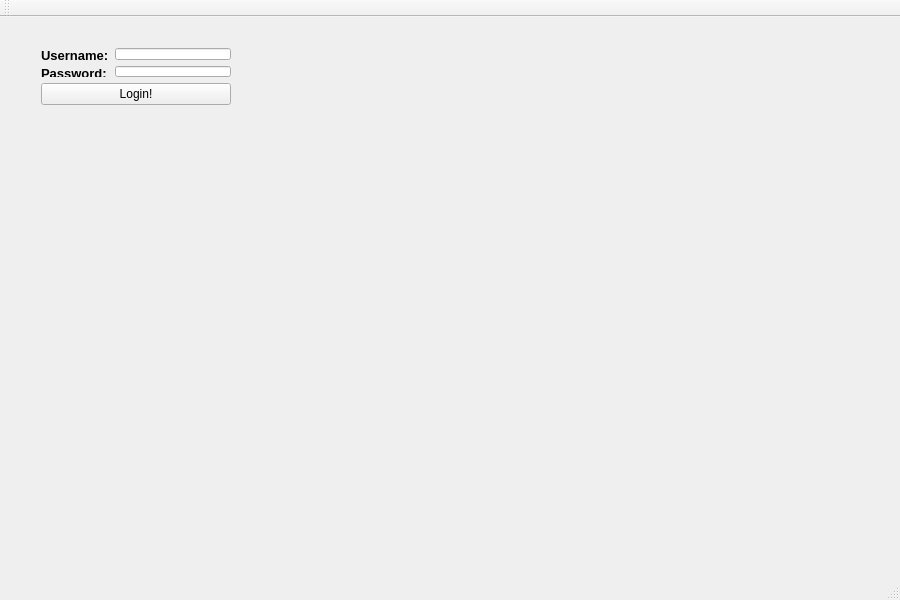
First picture: the form in Project/AppleProject/mainwindow.ui, repository JRWu/DataAggregation, before the edit.
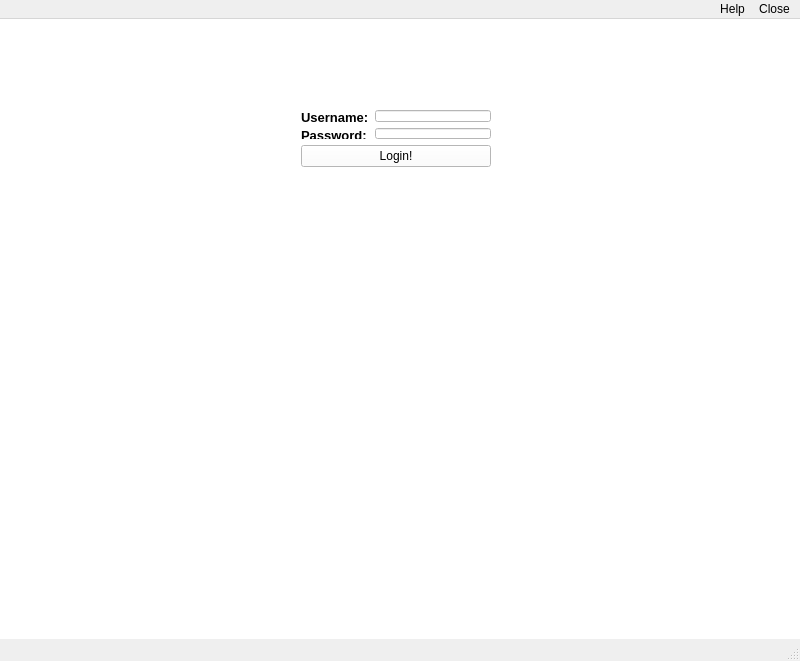
Second picture: the form after the edit.

Commit message: VLS - fixed up the UI so it is more consistant, added some color

What changed in the file:
```diff
--- a/Project/AppleProject/mainwindow.ui
+++ b/Project/AppleProject/mainwindow.ui
@@ -2,29 +2,448 @@
 <ui version="4.0">
  <class>MainWindow</class>
  <widget class="QMainWindow" name="MainWindow">
-  <property name="geometry">
-   <rect>
-    <x>0</x>
-    <y>0</y>
-    <width>900</width>
-    <height>600</height>
-   </rect>
-  </property>
   <property name="minimumSize">
    <size>
-    <width>900</width>
-    <height>600</height>
+    <width>800</width>
+    <height>620</height>
    </size>
   </property>
   <property name="windowTitle">
-   <string>MainWindow</string>
+   <string>ApplePicker v0.1</string>
+  </property>
+  <property name="layoutDirection">
+   <enum>Qt::LeftToRight</enum>
   </property>
   <widget class="QWidget" name="centralWidget">
-   <widget class="QWidget" name="">
+   <property name="minimumSize">
+    <size>
+     <width>800</width>
+     <height>620</height>
+    </size>
+   </property>
+   <property name="palette">
+    <palette>
+     <active>
+      <colorrole role="WindowText">
+       <brush brushstyle="SolidPattern">
+        <color alpha="255">
+         <red>0</red>
+         <green>0</green>
+         <blue>0</blue>
+        </color>
+       </brush>
+      </colorrole>
+      <colorrole role="Button">
+       <brush brushstyle="SolidPattern">
+        <color alpha="255">
+         <red>255</red>
+         <green>255</green>
+         <blue>255</blue>
+        </color>
+       </brush>
+      </colorrole>
+      <colorrole role="Light">
+       <brush brushstyle="SolidPattern">
+        <color alpha="255">
+         <red>255</red>
+         <green>255</green>
+         <blue>255</blue>
+        </color>
+       </brush>
+      </colorrole>
+      <colorrole role="Midlight">
+       <brush brushstyle="SolidPattern">
+        <color alpha="255">
+         <red>255</red>
+         <green>255</green>
+         <blue>255</blue>
+        </color>
+       </brush>
+      </colorrole>
+      <colorrole role="Dark">
+       <brush brushstyle="SolidPattern">
+        <color alpha="255">
+         <red>127</red>
+         <green>127</green>
+         <blue>127</blue>
+        </color>
+       </brush>
+      </colorrole>
+      <colorrole role="Mid">
+       <brush brushstyle="SolidPattern">
+        <color alpha="255">
+         <red>170</red>
+         <green>170</green>
+         <blue>170</blue>
+        </color>
+       </brush>
+      </colorrole>
+      <colorrole role="Text">
+       <brush brushstyle="SolidPattern">
+        <color alpha="255">
+         <red>0</red>
+         <green>0</green>
+         <blue>0</blue>
+        </color>
+       </brush>
+      </colorrole>
+      <colorrole role="BrightText">
+       <brush brushstyle="SolidPattern">
+        <color alpha="255">
+         <red>255</red>
+         <green>255</green>
+         <blue>255</blue>
+        </color>
+       </brush>
+      </colorrole>
+      <colorrole role="ButtonText">
+       <brush brushstyle="SolidPattern">
+        <color alpha="255">
+         <red>0</red>
+         <green>0</green>
+         <blue>0</blue>
+        </color>
+       </brush>
+      </colorrole>
+      <colorrole role="Base">
+       <brush brushstyle="SolidPattern">
+        <color alpha="255">
+         <red>255</red>
+         <green>255</green>
+         <blue>255</blue>
+        </color>
+       </brush>
+      </colorrole>
+      <colorrole role="Window">
+       <brush brushstyle="SolidPattern">
+        <color alpha="255">
+         <red>255</red>
+         <green>255</green>
+         <blue>255</blue>
+        </color>
+       </brush>
+      </colorrole>
+      <colorrole role="Shadow">
+       <brush brushstyle="SolidPattern">
+        <color alpha="255">
+         <red>0</red>
+         <green>0</green>
+         <blue>0</blue>
+        </color>
+       </brush>
+      </colorrole>
+      <colorrole role="AlternateBase">
+       <brush brushstyle="SolidPattern">
+        <color alpha="255">
+         <red>255</red>
+         <green>255</green>
+         <blue>255</blue>
+        </color>
+       </brush>
+      </colorrole>
+      <colorrole role="ToolTipBase">
+       <brush brushstyle="SolidPattern">
+        <color alpha="255">
+         <red>255</red>
+         <green>255</green>
+         <blue>220</blue>
+        </color>
+       </brush>
+      </colorrole>
+      <colorrole role="ToolTipText">
+       <brush brushstyle="SolidPattern">
+        <color alpha="255">
+         <red>0</red>
+         <green>0</green>
+         <blue>0</blue>
+        </color>
+       </brush>
+      </colorrole>
+     </active>
+     <inactive>
+      <colorrole role="WindowText">
+       <brush brushstyle="SolidPattern">
+        <color alpha="255">
+         <red>0</red>
+         <green>0</green>
+         <blue>0</blue>
+        </color>
+       </brush>
+      </colorrole>
+      <colorrole role="Button">
+       <brush brushstyle="SolidPattern">
+        <color alpha="255">
+         <red>255</red>
+         <green>255</green>
+         <blue>255</blue>
+        </color>
+       </brush>
+      </colorrole>
+      <colorrole role="Light">
+       <brush brushstyle="SolidPattern">
+        <color alpha="255">
+         <red>255</red>
+         <green>255</green>
+         <blue>255</blue>
+        </color>
+       </brush>
+      </colorrole>
+      <colorrole role="Midlight">
+       <brush brushstyle="SolidPattern">
+        <color alpha="255">
+         <red>255</red>
+         <green>255</green>
+         <blue>255</blue>
+        </color>
+       </brush>
+      </colorrole>
+      <colorrole role="Dark">
+       <brush brushstyle="SolidPattern">
+        <color alpha="255">
+         <red>127</red>
+         <green>127</green>
+         <blue>127</blue>
+        </color>
+       </brush>
+      </colorrole>
+      <colorrole role="Mid">
+       <brush brushstyle="SolidPattern">
+        <color alpha="255">
+         <red>170</red>
+         <green>170</green>
+         <blue>170</blue>
+        </color>
+       </brush>
+      </colorrole>
+      <colorrole role="Text">
+       <brush brushstyle="SolidPattern">
+        <color alpha="255">
+         <red>0</red>
+         <green>0</green>
+         <blue>0</blue>
+        </color>
+       </brush>
+      </colorrole>
+      <colorrole role="BrightText">
+       <brush brushstyle="SolidPattern">
+        <color alpha="255">
+         <red>255</red>
+         <green>255</green>
+         <blue>255</blue>
+        </color>
+       </brush>
+      </colorrole>
+      <colorrole role="ButtonText">
+       <brush brushstyle="SolidPattern">
+        <color alpha="255">
+         <red>0</red>
+         <green>0</green>
+         <blue>0</blue>
+        </color>
+       </brush>
+      </colorrole>
+      <colorrole role="Base">
+       <brush brushstyle="SolidPattern">
+        <color alpha="255">
+         <red>255</red>
+         <green>255</green>
+         <blue>255</blue>
+        </color>
+       </brush>
+      </colorrole>
+      <colorrole role="Window">
+       <brush brushstyle="SolidPattern">
+        <color alpha="255">
+         <red>255</red>
+         <green>255</green>
+         <blue>255</blue>
+        </color>
+       </brush>
+      </colorrole>
+      <colorrole role="Shadow">
+       <brush brushstyle="SolidPattern">
+        <color alpha="255">
+         <red>0</red>
+         <green>0</green>
+         <blue>0</blue>
+        </color>
+       </brush>
+      </colorrole>
+      <colorrole role="AlternateBase">
+       <brush brushstyle="SolidPattern">
+        <color alpha="255">
+         <red>255</red>
+         <green>255</green>
+         <blue>255</blue>
+        </color>
+       </brush>
+      </colorrole>
+      <colorrole role="ToolTipBase">
+       <brush brushstyle="SolidPattern">
+        <color alpha="255">
+         <red>255</red>
+         <green>255</green>
+         <blue>220</blue>
+        </color>
+       </brush>
+      </colorrole>
+      <colorrole role="ToolTipText">
+       <brush brushstyle="SolidPattern">
+        <color alpha="255">
+         <red>0</red>
+         <green>0</green>
+         <blue>0</blue>
+        </color>
+       </brush>
+      </colorrole>
+     </inactive>
+     <disabled>
+      <colorrole role="WindowText">
+       <brush brushstyle="SolidPattern">
+        <color alpha="255">
+         <red>127</red>
+         <green>127</green>
+         <blue>127</blue>
+        </color>
+       </brush>
+      </colorrole>
+      <colorrole role="Button">
+       <brush brushstyle="SolidPattern">
+        <color alpha="255">
+         <red>255</red>
+         <green>255</green>
+         <blue>255</blue>
+        </color>
+       </brush>
+      </colorrole>
+      <colorrole role="Light">
+       <brush brushstyle="SolidPattern">
+        <color alpha="255">
+         <red>255</red>
+         <green>255</green>
+         <blue>255</blue>
+        </color>
+       </brush>
+      </colorrole>
+      <colorrole role="Midlight">
+       <brush brushstyle="SolidPattern">
+        <color alpha="255">
+         <red>255</red>
+         <green>255</green>
+         <blue>255</blue>
+        </color>
+       </brush>
+      </colorrole>
+      <colorrole role="Dark">
+       <brush brushstyle="SolidPattern">
+        <color alpha="255">
+         <red>127</red>
+         <green>127</green>
+         <blue>127</blue>
+        </color>
+       </brush>
+      </colorrole>
+      <colorrole role="Mid">
+       <brush brushstyle="SolidPattern">
+        <color alpha="255">
+         <red>170</red>
+         <green>170</green>
+         <blue>170</blue>
+        </color>
+       </brush>
+      </colorrole>
+      <colorrole role="Text">
+       <brush brushstyle="SolidPattern">
+        <color alpha="255">
+         <red>127</red>
+         <green>127</green>
+         <blue>127</blue>
+        </color>
+       </brush>
+      </colorrole>
+      <colorrole role="BrightText">
+       <brush brushstyle="SolidPattern">
+        <color alpha="255">
+         <red>255</red>
+         <green>255</green>
+         <blue>255</blue>
+        </color>
+       </brush>
+      </colorrole>
+      <colorrole role="ButtonText">
+       <brush brushstyle="SolidPattern">
+        <color alpha="255">
+         <red>127</red>
+         <green>127</green>
+         <blue>127</blue>
+        </color>
+       </brush>
+      </colorrole>
+      <colorrole role="Base">
+       <brush brushstyle="SolidPattern">
+        <color alpha="255">
+         <red>255</red>
+         <green>255</green>
+         <blue>255</blue>
+        </color>
+       </brush>
+      </colorrole>
+      <colorrole role="Window">
+       <brush brushstyle="SolidPattern">
+        <color alpha="255">
+         <red>255</red>
+         <green>255</green>
+         <blue>255</blue>
+        </color>
+       </brush>
+      </colorrole>
+      <colorrole role="Shadow">
+       <brush brushstyle="SolidPattern">
+        <color alpha="255">
+         <red>0</red>
+         <green>0</green>
+         <blue>0</blue>
+        </color>
+       </brush>
+      </colorrole>
+      <colorrole role="AlternateBase">
+       <brush brushstyle="SolidPattern">
+        <color alpha="255">
+         <red>255</red>
+         <green>255</green>
+         <blue>255</blue>
+        </color>
+       </brush>
+      </colorrole>
+      <colorrole role="ToolTipBase">
+       <brush brushstyle="SolidPattern">
+        <color alpha="255">
+         <red>255</red>
+         <green>255</green>
+         <blue>220</blue>
+        </color>
+       </brush>
+      </colorrole>
+      <colorrole role="ToolTipText">
+       <brush brushstyle="SolidPattern">
+        <color alpha="255">
+         <red>0</red>
+         <green>0</green>
+         <blue>0</blue>
+        </color>
+       </brush>
+      </colorrole>
+     </disabled>
+    </palette>
+   </property>
+   <property name="autoFillBackground">
+    <bool>true</bool>
+   </property>
+   <widget class="QWidget" name="layoutWidget">
     <property name="geometry">
      <rect>
-      <x>30</x>
-      <y>20</y>
+      <x>290</x>
+      <y>80</y>
       <width>212</width>
       <height>79</height>
      </rect>
@@ -64,25 +483,44 @@
     </layout>
    </widget>
   </widget>
+  <widget class="QStatusBar" name="statusBar"/>
   <widget class="QMenuBar" name="menuBar">
    <property name="geometry">
     <rect>
      <x>0</x>
      <y>0</y>
-     <width>900</width>
+     <width>800</width>
      <height>21</height>
     </rect>
    </property>
+   <property name="layoutDirection">
+    <enum>Qt::RightToLeft</enum>
+   </property>
+   <widget class="QMenu" name="menuHelp">
+    <property name="title">
+     <string>Help</string>
+    </property>
+    <addaction name="actionAbout_ApplePicker"/>
+    <addaction name="actionProgram_Help"/>
+   </widget>
+   <widget class="QMenu" name="menuClose">
+    <property name="title">
+     <string>Close</string>
+    </property>
+   </widget>
+   <addaction name="menuClose"/>
+   <addaction name="menuHelp"/>
   </widget>
-  <widget class="QToolBar" name="mainToolBar">
-   <attribute name="toolBarArea">
-    <enum>TopToolBarArea</enum>
-   </attribute>
-   <attribute name="toolBarBreak">
-    <bool>false</bool>
-   </attribute>
-  </widget>
-  <widget class="QStatusBar" name="statusBar"/>
+  <action name="actionAbout_ApplePicker">
+   <property name="text">
+    <string>About ApplePicker</string>
+   </property>
+  </action>
+  <action name="actionProgram_Help">
+   <property name="text">
+    <string>Program Help</string>
+   </property>
+  </action>
  </widget>
  <layoutdefault spacing="6" margin="11"/>
  <resources/>
```
The commit also changes 8 other files.
